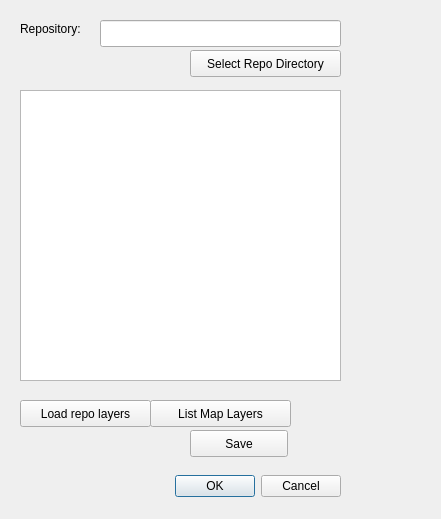
roscoeZA/GeoSync, file Ui_GeoSync.ui: the form before one commit.
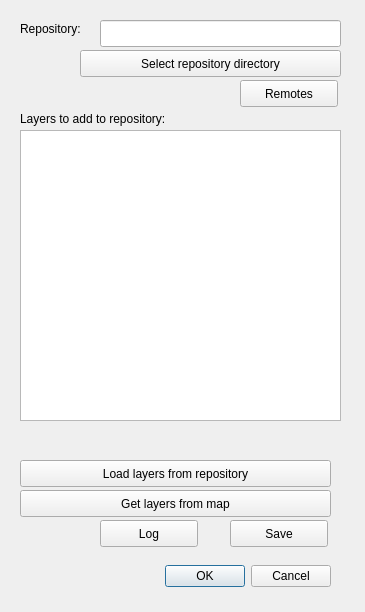
The form after the commit. Icons and pictures are not drawn.

Commit message: Added remote and Log Dialogs

```diff
--- a/Ui_GeoSync.ui
+++ b/Ui_GeoSync.ui
@@ -6,8 +6,8 @@
    <rect>
     <x>0</x>
     <y>0</y>
-    <width>441</width>
-    <height>519</height>
+    <width>365</width>
+    <height>612</height>
    </rect>
   </property>
   <property name="windowTitle">
@@ -20,8 +20,8 @@
   <widget class="QDialogButtonBox" name="btnOK">
    <property name="geometry">
     <rect>
-     <x>0</x>
-     <y>470</y>
+     <x>-10</x>
+     <y>560</y>
      <width>341</width>
      <height>32</height>
     </rect>
@@ -36,8 +36,8 @@
   <widget class="QPushButton" name="btnLayertoRepo">
    <property name="geometry">
     <rect>
-     <x>190</x>
-     <y>430</y>
+     <x>230</x>
+     <y>520</y>
      <width>98</width>
      <height>27</height>
     </rect>
@@ -50,7 +50,7 @@
    <property name="geometry">
     <rect>
      <x>20</x>
-     <y>90</y>
+     <y>130</y>
      <width>321</width>
      <height>291</height>
     </rect>
@@ -62,40 +62,40 @@
   <widget class="QPushButton" name="btnGetMapLayers">
    <property name="geometry">
     <rect>
-     <x>150</x>
-     <y>400</y>
-     <width>141</width>
+     <x>20</x>
+     <y>490</y>
+     <width>311</width>
      <height>27</height>
     </rect>
    </property>
    <property name="text">
-    <string>List Map Layers</string>
+    <string>Get layers from map</string>
    </property>
   </widget>
   <widget class="QPushButton" name="btnLoadfromRepo">
    <property name="geometry">
     <rect>
      <x>20</x>
-     <y>400</y>
-     <width>131</width>
+     <y>460</y>
+     <width>311</width>
      <height>27</height>
     </rect>
    </property>
    <property name="text">
-    <string>Load repo layers</string>
+    <string>Load layers from repository</string>
    </property>
   </widget>
   <widget class="QPushButton" name="btnDir">
    <property name="geometry">
     <rect>
-     <x>190</x>
+     <x>80</x>
      <y>50</y>
-     <width>151</width>
+     <width>261</width>
      <height>27</height>
     </rect>
    </property>
    <property name="text">
-    <string>Select Repo Directory</string>
+    <string>Select repository directory</string>
    </property>
   </widget>
   <widget class="QLineEdit" name="txtCurrentRepo">
@@ -121,6 +121,45 @@
     <string>Repository:</string>
    </property>
   </widget>
+  <widget class="QLabel" name="lblMapLayers">
+   <property name="geometry">
+    <rect>
+     <x>20</x>
+     <y>110</y>
+     <width>241</width>
+     <height>17</height>
+    </rect>
+   </property>
+   <property name="text">
+    <string>Layers to add to repository:</string>
+   </property>
+  </widget>
+  <widget class="QPushButton" name="btnRemotes">
+   <property name="geometry">
+    <rect>
+     <x>240</x>
+     <y>80</y>
+     <width>98</width>
+     <height>27</height>
+    </rect>
+   </property>
+   <property name="text">
+    <string>Remotes</string>
+   </property>
+  </widget>
+  <widget class="QPushButton" name="btnLog">
+   <property name="geometry">
+    <rect>
+     <x>100</x>
+     <y>520</y>
+     <width>98</width>
+     <height>27</height>
+    </rect>
+   </property>
+   <property name="text">
+    <string>Log</string>
+   </property>
+  </widget>
  </widget>
  <resources/>
  <connections>
```
The commit also changes 16 other files.
